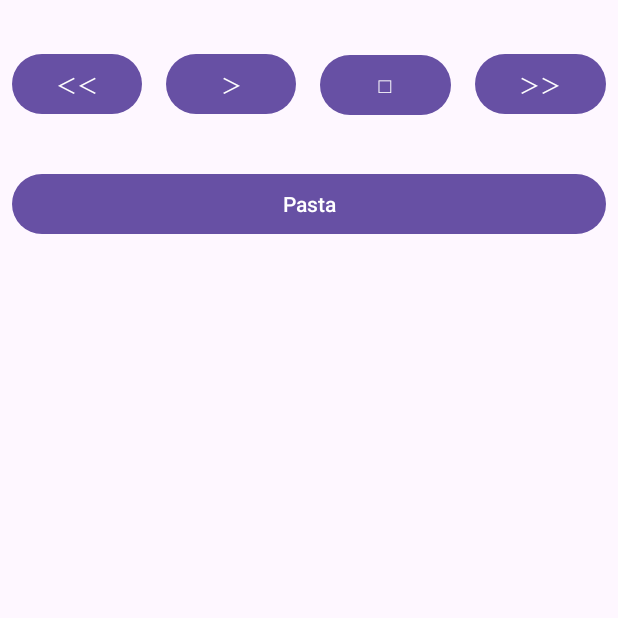
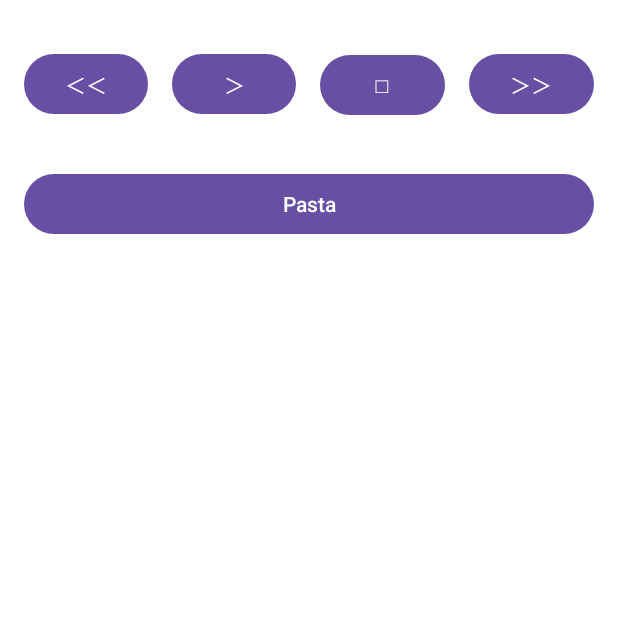
Before and after one commit to katsu0511/pasta_android, an Android app: the screen it shows after launch (MainActivity), on a phone screen of 412 x 824 dp, the top half of it. Run offline under Robolectric (Android 15) with nearby library versions, the phone set to English and light mode, and no system bars.

Commit message:
UIを微修正

```diff
--- a/app/src/main/res/layout/activity_main.xml
+++ b/app/src/main/res/layout/activity_main.xml
@@ -3,7 +3,8 @@
     xmlns:android="http://schemas.android.com/apk/res/android"
     android:layout_width="match_parent"
     android:layout_height="match_parent"
-    android:orientation="vertical">
+    android:orientation="vertical"
+    android:background="@color/white">
 
     <LinearLayout
         android:layout_width="match_parent"
@@ -17,7 +18,7 @@
             android:layout_height="wrap_content"
             android:layout_weight="1"
             android:text="@string/rewind"
-            android:layout_marginStart="8dp"
+            android:layout_marginStart="16dp"
             android:layout_marginEnd="8dp" />
 
         <Button
@@ -45,7 +46,7 @@
             android:layout_weight="1"
             android:text="@string/forward"
             android:layout_marginStart="8dp"
-            android:layout_marginEnd="8dp" />
+            android:layout_marginEnd="16dp" />
 
     </LinearLayout>
 
@@ -55,7 +56,7 @@
         android:layout_height="wrap_content"
         android:text="@string/app_name"
         android:layout_marginTop="32dp"
-        android:layout_marginStart="8dp"
-        android:layout_marginEnd="8dp" />
+        android:layout_marginStart="16dp"
+        android:layout_marginEnd="16dp" />
 
 </LinearLayout>
```
